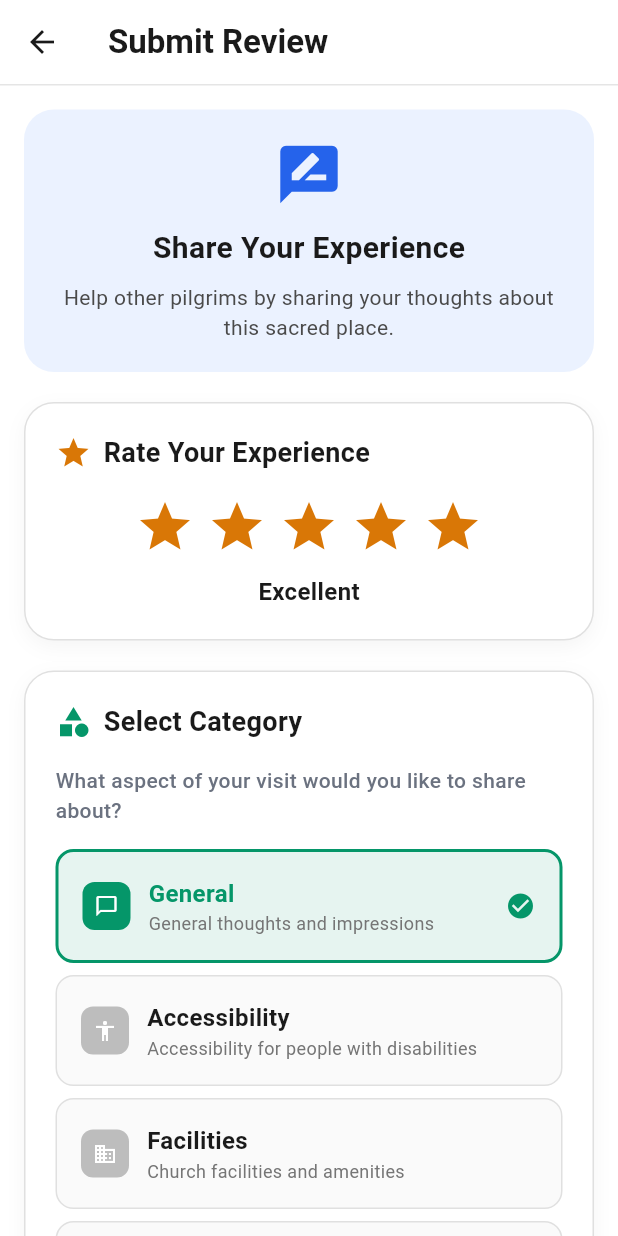
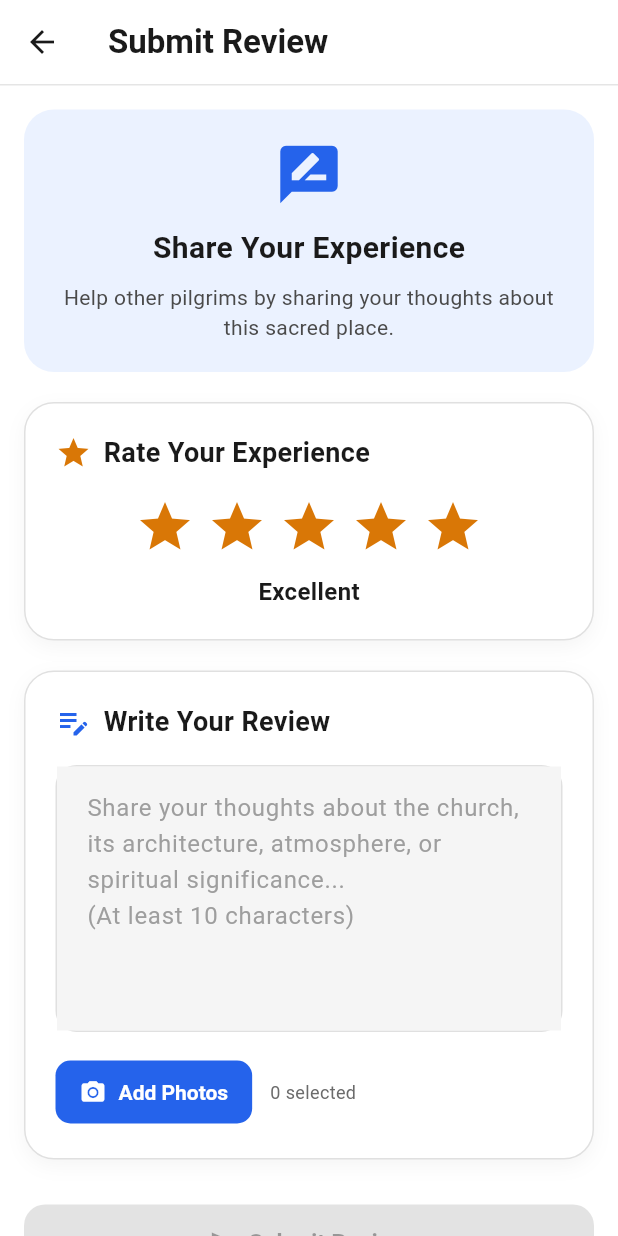
Before and after one commit to keej24/visita-bohol-system, a Flutter app: the FeedbackSubmitScreen screen opened directly with empty values, on a phone screen of 412 x 824 dp. Run offline on Flutter 3.47's test engine with Material 3 defaults, Android fonts, the phone set to English and light mode, and no system bars; our stand-ins replace cached_network_image, carousel_slider, cloud_firestore, file_picker, firebase_auth, firebase_core and 11 more; missing offline and left inert: flutter_inappwebview, flutter_map_marker_cluster; accounts and stored records are empty.

Commit message:
feat: Enhance user privacy by anonymizing feedback submissions and adjusting UI components

```diff
--- a/mobile-app/lib/screens/feedback_submit_screen.dart
+++ b/mobile-app/lib/screens/feedback_submit_screen.dart
@@ -41,7 +41,8 @@ class _FeedbackSubmitScreenState extends State<FeedbackSubmitScreen> {
     // Get current user from AuthService before any async operations
     final authService = Provider.of<AuthService>(context, listen: false);
     final currentUser = authService.currentUser;
-    final userId = currentUser?.uid ?? 'anonymous-${DateTime.now().millisecondsSinceEpoch}';
+    final userId = currentUser?.uid ??
+        'anonymous-${DateTime.now().millisecondsSinceEpoch}';
     final userName = currentUser?.displayName ?? 'Anonymous';
 
     // Show loading indicator
@@ -84,7 +85,8 @@ class _FeedbackSubmitScreenState extends State<FeedbackSubmitScreen> {
       }
     }
 
-    debugPrint('📊 Successfully uploaded ${photoUrls.length} photos out of ${_photos.length}');
+    debugPrint(
+        '📊 Successfully uploaded ${photoUrls.length} photos out of ${_photos.length}');
 
     final fb = FeedbackModel(
       id: const Uuid().v4(),
@@ -182,106 +184,9 @@ class _FeedbackSubmitScreenState extends State<FeedbackSubmitScreen> {
               ),
             ),
             const SizedBox(height: 20),
-            _SectionCard(
-              title: 'Select Category',
-              icon: Icons.category,
-              iconColor: const Color(0xFF059669),
-              child: Column(
-                crossAxisAlignment: CrossAxisAlignment.start,
-                children: [
-                  const Text(
-                    'What aspect of your visit would you like to share about?',
-                    style: TextStyle(
-                      fontSize: 14,
-                      color: Color(0xFF6B7280),
-                      fontWeight: FontWeight.w500,
-                    ),
-                  ),
-                  const SizedBox(height: 16),
-                  ...FeedbackCategory.values.map((category) {
-                    final isSelected = _selectedCategory == category;
-                    return Container(
-                      margin: const EdgeInsets.only(bottom: 8),
-                      child: Material(
-                        color: Colors.transparent,
-                        child: InkWell(
-                          borderRadius: BorderRadius.circular(12),
-                          onTap: () =>
-                              setState(() => _selectedCategory = category),
-                          child: Container(
-                            padding: const EdgeInsets.all(16),
-                            decoration: BoxDecoration(
-                              color: isSelected
-                                  ? const Color(0xFF059669)
-                                      .withValues(alpha: 0.1)
-                                  : Colors.grey.shade50,
-                              borderRadius: BorderRadius.circular(12),
-                              border: Border.all(
-                                color: isSelected
-                                    ? const Color(0xFF059669)
-                                    : Colors.grey.shade300,
-                                width: isSelected ? 2 : 1,
-                              ),
-                            ),
-                            child: Row(
-                              children: [
-                                Container(
-                                  padding: const EdgeInsets.all(8),
-                                  decoration: BoxDecoration(
-                                    color: isSelected
-                                        ? const Color(0xFF059669)
-                                        : Colors.grey.shade400,
-                                    borderRadius: BorderRadius.circular(8),
-                                  ),
-                                  child: Icon(
-                                    _getCategoryIcon(category),
-                                    size: 16,
-                                    color: Colors.white,
-                                  ),
-                                ),
-                                const SizedBox(width: 12),
-                                Expanded(
-                                  child: Column(
-                                    crossAxisAlignment:
-                                        CrossAxisAlignment.start,
-                                    children: [
-                                      Text(
-                                        category.label,
-                                        style: TextStyle(
-                                          fontSize: 16,
-                                          fontWeight: FontWeight.w600,
-                                          color: isSelected
-                                              ? const Color(0xFF059669)
-                                              : const Color(0xFF1A1A1A),
-                                        ),
-                                      ),
-                                      Text(
-                                        category.description,
-                                        style: TextStyle(
-                                          fontSize: 12,
-                                          color: Colors.grey.shade600,
-                                        ),
-                                      ),
-                                    ],
-                                  ),
-                                ),
-                                if (isSelected)
-                                  const Icon(
-                                    Icons.check_circle,
-                                    color: Color(0xFF059669),
-                                    size: 20,
-                                  ),
-                              ],
-                            ),
-                          ),
-                        ),
-                      ),
-                    );
-                  }),
-                ],
-              ),
-            ),
-            const SizedBox(height: 20),
+            // Category selection removed - always defaults to General
+            // All feedback will be submitted as "General Review"
+
             _SectionCard(
               title: 'Write Your Review',
               icon: Icons.edit_note,
@@ -422,18 +327,7 @@ class _FeedbackSubmitScreenState extends State<FeedbackSubmitScreen> {
     }
   }
 
-  IconData _getCategoryIcon(FeedbackCategory category) {
-    switch (category) {
-      case FeedbackCategory.general:
-        return Icons.chat_bubble_outline;
-      case FeedbackCategory.accessibility:
-        return Icons.accessibility;
-      case FeedbackCategory.facilities:
-        return Icons.business;
-      case FeedbackCategory.experience:
-        return Icons.sentiment_very_satisfied;
-    }
-  }
+  // Category icon helper removed - category selection no longer visible
 }
 
 class _SectionCard extends StatelessWidget {
```
Also changed, not shown: 8 other files.
